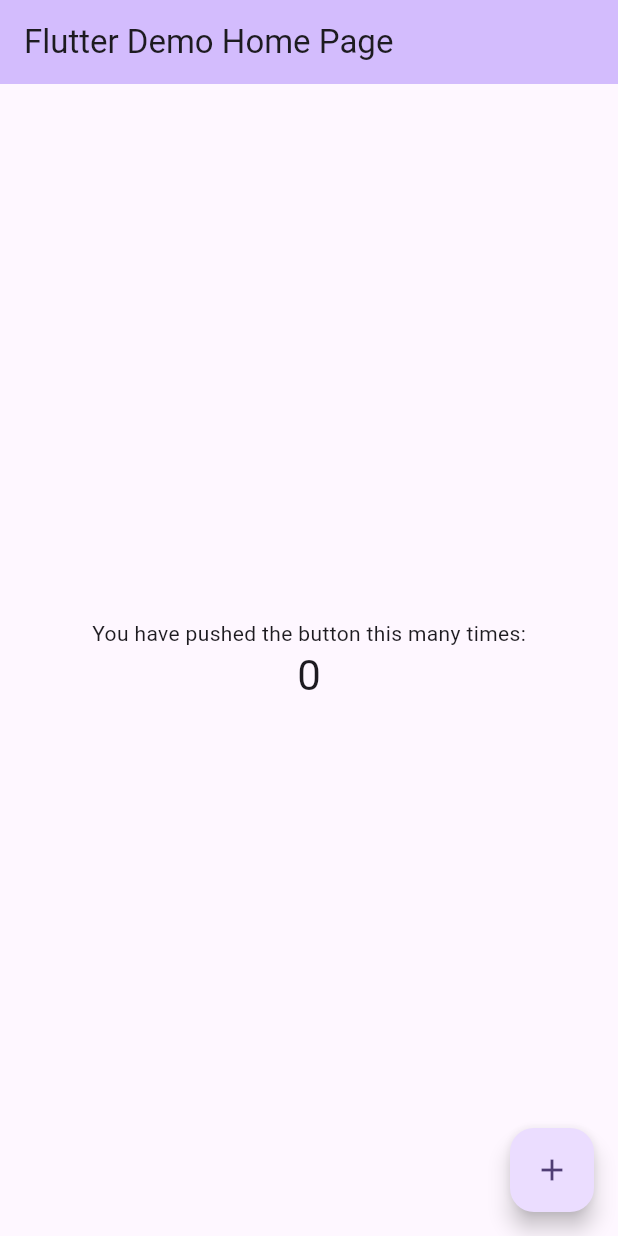
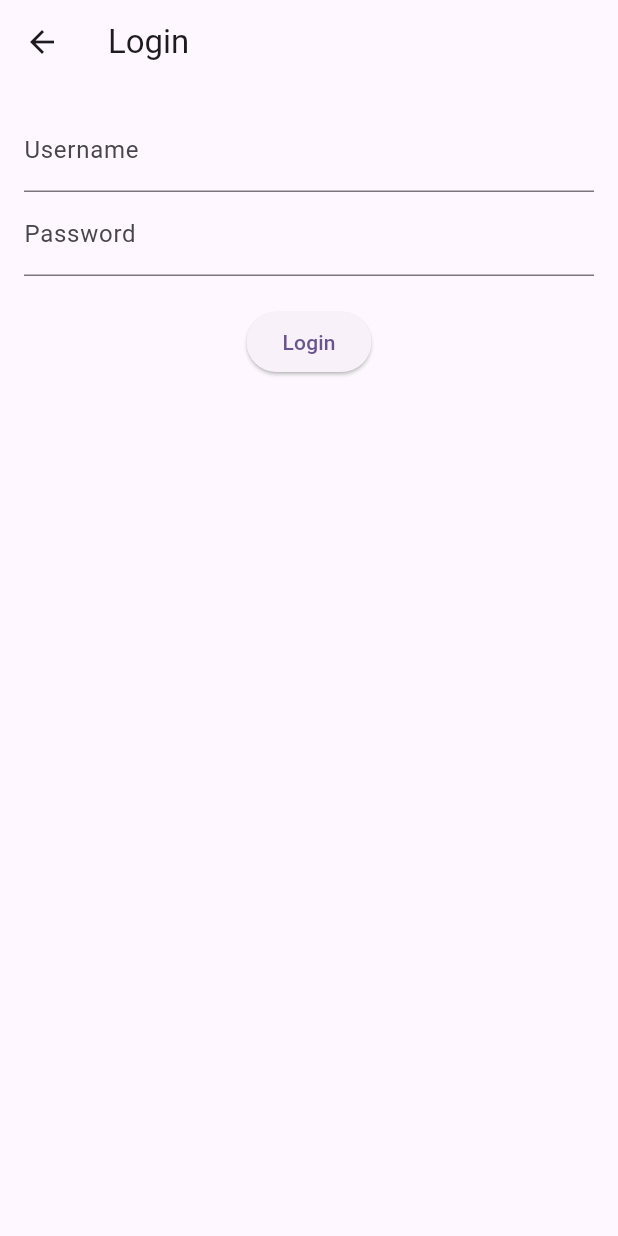
Before and after one commit to amsterdatech/ballastlane-flutter, a Flutter app: the screen it shows after launch, on a phone screen of 412 x 824 dp. Run offline on Flutter 3.47's test engine with Material 3 defaults, Android fonts, the phone set to English and light mode, and no system bars.

Commit message:
Change main.dart to inject providers and configure routes Add splash_screen.dart, login_screen.dart and home_screen.dart

```diff
--- a/lib/main.dart
+++ b/lib/main.dart
@@ -1,4 +1,9 @@
+import 'package:ballastlane_flutter/providers/auth_provider.dart';
+import 'package:ballastlane_flutter/screens/home_screen.dart';
+import 'package:ballastlane_flutter/screens/login_screen.dart';
+import 'package:ballastlane_flutter/screens/splash_screen.dart';
 import 'package:flutter/material.dart';
+import 'package:provider/provider.dart';
 
 void main() {
   runApp(const MyApp());
@@ -7,11 +12,14 @@
 class MyApp extends StatelessWidget {
   const MyApp({super.key});
 
-  // This widget is the root of your application.
   @override
   Widget build(BuildContext context) {
-    return MaterialApp(
-      title: 'Flutter Demo',
+    return MultiProvider(
+      providers: [
+        ChangeNotifierProvider(create: (context) => AuthProvider()),
+      ],
+      child: MaterialApp(
+        title: 'BallastLane Tv App',
         theme: ThemeData(
           // This is the theme of your application.
           //
@@ -31,95 +39,12 @@
           colorScheme: ColorScheme.fromSeed(seedColor: Colors.deepPurple),
           useMaterial3: true,
         ),
-      home: const MyHomePage(title: 'Flutter Demo Home Page'),
+        home: const SplashScreen(),
+        routes: {
+          "/home": (context) => const HomeScreen(),
+          "/login": (context) => LoginScreen(),
+        },
+      ),
     );
   }
 }
-
-class MyHomePage extends StatefulWidget {
-  const MyHomePage({super.key, required this.title});
-
-  // This widget is the home page of your application. It is stateful, meaning
-  // that it has a State object (defined below) that contains fields that affect
-  // how it looks.
-
-  // This class is the configuration for the state. It holds the values (in this
-  // case the title) provided by the parent (in this case the App widget) and
-  // used by the build method of the State. Fields in a Widget subclass are
-  // always marked "final".
-
-  final String title;
-
-  @override
-  State<MyHomePage> createState() => _MyHomePageState();
-}
-
-class _MyHomePageState extends State<MyHomePage> {
-  int _counter = 0;
-
-  void _incrementCounter() {
-    setState(() {
-      // This call to setState tells the Flutter framework that something has
-      // changed in this State, which causes it to rerun the build method below
-      // so that the display can reflect the updated values. If we changed
-      // _counter without calling setState(), then the build method would not be
-      // called again, and so nothing would appear to happen.
-      _counter++;
-    });
-  }
-
-  @override
-  Widget build(BuildContext context) {
-    // This method is rerun every time setState is called, for instance as done
-    // by the _incrementCounter method above.
-    //
-    // The Flutter framework has been optimized to make rerunning build methods
-    // fast, so that you can just rebuild anything that needs updating rather
-    // than having to individually change instances of widgets.
-    return Scaffold(
-      appBar: AppBar(
-        // TRY THIS: Try changing the color here to a specific color (to
-        // Colors.amber, perhaps?) and trigger a hot reload to see the AppBar
-        // change color while the other colors stay the same.
-        backgroundColor: Theme.of(context).colorScheme.inversePrimary,
-        // Here we take the value from the MyHomePage object that was created by
-        // the App.build method, and use it to set our appbar title.
-        title: Text(widget.title),
-      ),
-      body: Center(
-        // Center is a layout widget. It takes a single child and positions it
-        // in the middle of the parent.
-        child: Column(
-          // Column is also a layout widget. It takes a list of children and
-          // arranges them vertically. By default, it sizes itself to fit its
-          // children horizontally, and tries to be as tall as its parent.
-          //
-          // Column has various properties to control how it sizes itself and
-          // how it positions its children. Here we use mainAxisAlignment to
-          // center the children vertically; the main axis here is the vertical
-          // axis because Columns are vertical (the cross axis would be
-          // horizontal).
-          //
-          // TRY THIS: Invoke "debug painting" (choose the "Toggle Debug Paint"
-          // action in the IDE, or press "p" in the console), to see the
-          // wireframe for each widget.
-          mainAxisAlignment: MainAxisAlignment.center,
-          children: <Widget>[
-            const Text(
-              'You have pushed the button this many times:',
-            ),
-            Text(
-              '$_counter',
-              style: Theme.of(context).textTheme.headlineMedium,
-            ),
-          ],
-        ),
-      ),
-      floatingActionButton: FloatingActionButton(
-        onPressed: _incrementCounter,
-        tooltip: 'Increment',
-        child: const Icon(Icons.add),
-      ), // This trailing comma makes auto-formatting nicer for build methods.
-    );
-  }
-}
--- /dev/null
+++ b/lib/screens/login_screen.dart
@@ -0,0 +1,47 @@
+import 'package:flutter/material.dart';
+import 'package:provider/provider.dart';
+
+import '../providers/auth_provider.dart';
+
+class LoginScreen extends StatelessWidget {
+  final _usernameController = TextEditingController();
+  final _passwordController = TextEditingController();
+
+  LoginScreen({super.key});
+
+  @override
+  Widget build(BuildContext context) {
+    return Scaffold(
+      appBar: AppBar(title: Text('Login')),
+      body: Padding(
+        padding: const EdgeInsets.all(16.0),
+        child: Column(
+          children: [
+            TextField(
+              controller: _usernameController,
+              decoration: InputDecoration(labelText: 'Username'),
+            ),
+            TextField(
+              controller: _passwordController,
+              decoration: InputDecoration(labelText: 'Password'),
+              obscureText: true,
+            ),
+            SizedBox(height: 20),
+            ElevatedButton(
+              onPressed: () {
+                final authProvider =
+                    Provider.of<AuthProvider>(context, listen: false);
+                authProvider.login(
+                    _usernameController.text, _passwordController.text);
+                if (authProvider.isAuthenticated) {
+                  Navigator.pushReplacementNamed(context, '/home');
+                }
+              },
+              child: Text('Login'),
+            ),
+          ],
+        ),
+      ),
+    );
+  }
+}
--- a/pubspec.yaml
+++ b/pubspec.yaml
@@ -19,7 +19,7 @@ publish_to: 'none' # Remove this line if you wish to publish to pub.dev
 version: 1.0.0+1
 
 environment:
-  sdk: ^3.5.0
+  sdk: ^3.2.5
 
 # Dependencies specify other packages that your package needs in order to work.
 # To automatically upgrade your package dependencies to the latest versions
@@ -30,6 +30,9 @@ environment:
 dependencies:
   flutter:
     sdk: flutter
+
+  provider: ^6.1.2
+  http: 1.1.0
 
 
   # The following adds the Cupertino Icons font to your application.
```
Also changed, not shown: lib/screens/home_screen.dart (added, +14 -0 lines), lib/screens/splash_screen.dart (added, +24 -0 lines). Lines whose indentation alone changed are shown as unchanged.
